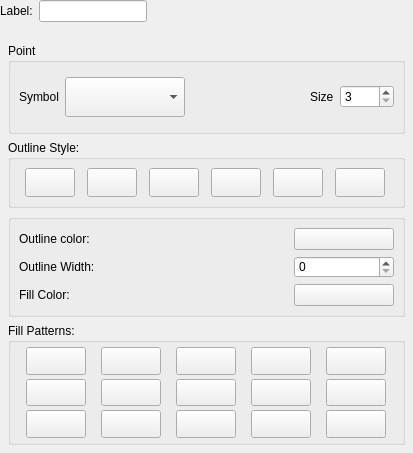
Old version of the form src/ui/qgssinglesymboldialogbase.ui in the repository qgis/QGIS.
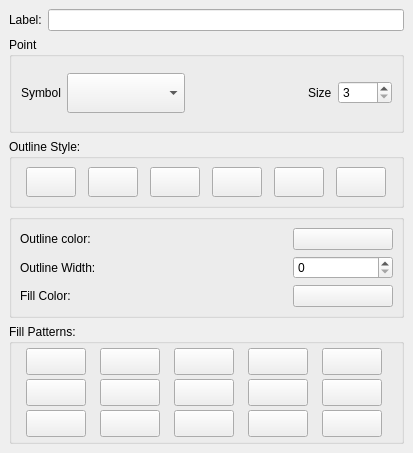
New version of the form.

Commit message: Move some more Q3 widgets to their Qt4 counterpart Tidy up of the vector layer properties dialog box  - remove some the excess space around widgets  - make the contents of the tabs scale to fit the whole dialog box Fix a few uic warnings

```diff
--- a/src/ui/qgssinglesymboldialogbase.ui
+++ b/src/ui/qgssinglesymboldialogbase.ui
@@ -23,15 +23,15 @@
   <property name="windowTitle" >
    <string>Single Symbol</string>
   </property>
+  <layout class="QGridLayout" >
+   <property name="margin" >
+    <number>9</number>
+   </property>
+   <property name="spacing" >
+    <number>6</number>
+   </property>
+   <item row="4" column="0" >
   <widget class="QGroupBox" name="grpPattern" >
-   <property name="geometry" >
-    <rect>
-     <x>8</x>
-     <y>323</y>
-     <width>397</width>
-     <height>122</height>
-    </rect>
-   </property>
    <property name="title" >
     <string>Fill Patterns:</string>
    </property>
@@ -496,21 +496,340 @@
     </item>
    </layout>
   </widget>
+   </item>
+   <item row="3" column="0" >
+    <widget class="QGroupBox" name="groupBox_3" >
+     <property name="title" >
+      <string/>
+     </property>
+     <layout class="QGridLayout" >
+      <property name="margin" >
+       <number>8</number>
+      </property>
+      <property name="spacing" >
+       <number>6</number>
+      </property>
+      <item row="1" column="2" >
+       <spacer>
+        <property name="orientation" >
+         <enum>Qt::Horizontal</enum>
+        </property>
+        <property name="sizeType" >
+         <enum>QSizePolicy::Expanding</enum>
+        </property>
+        <property name="sizeHint" >
+         <size>
+          <width>201</width>
+          <height>16</height>
+         </size>
+        </property>
+       </spacer>
+      </item>
+      <item row="1" column="3" >
+       <widget class="QSpinBox" name="outlinewidthspinbox" >
+        <property name="sizePolicy" >
+         <sizepolicy>
+          <hsizetype>4</hsizetype>
+          <vsizetype>0</vsizetype>
+          <horstretch>0</horstretch>
+          <verstretch>0</verstretch>
+         </sizepolicy>
+        </property>
+        <property name="maximumSize" >
+         <size>
+          <width>100</width>
+          <height>32767</height>
+         </size>
+        </property>
+        <property name="minimum" >
+         <number>0</number>
+        </property>
+       </widget>
+      </item>
+      <item row="1" column="0" colspan="2" >
+       <widget class="QLabel" name="outlinewidthlabel" >
+        <property name="text" >
+         <string>Outline Width:</string>
+        </property>
+        <property name="buddy" >
+         <cstring>outlinewidthspinbox</cstring>
+        </property>
+       </widget>
+      </item>
+      <item row="0" column="3" >
+       <widget class="QToolButton" name="btnOutlineColor" >
+        <property name="minimumSize" >
+         <size>
+          <width>100</width>
+          <height>22</height>
+         </size>
+        </property>
+        <property name="maximumSize" >
+         <size>
+          <width>100</width>
+          <height>22</height>
+         </size>
+        </property>
+        <property name="text" >
+         <string/>
+        </property>
+       </widget>
+      </item>
+      <item row="2" column="3" >
+       <widget class="QToolButton" name="btnFillColor" >
+        <property name="sizePolicy" >
+         <sizepolicy>
+          <hsizetype>4</hsizetype>
+          <vsizetype>1</vsizetype>
+          <horstretch>0</horstretch>
+          <verstretch>0</verstretch>
+         </sizepolicy>
+        </property>
+        <property name="minimumSize" >
+         <size>
+          <width>100</width>
+          <height>22</height>
+         </size>
+        </property>
+        <property name="maximumSize" >
+         <size>
+          <width>100</width>
+          <height>22</height>
+         </size>
+        </property>
+        <property name="text" >
+         <string/>
+        </property>
+       </widget>
+      </item>
+      <item row="2" column="1" colspan="2" >
+       <spacer>
+        <property name="orientation" >
+         <enum>Qt::Horizontal</enum>
+        </property>
+        <property name="sizeType" >
+         <enum>QSizePolicy::Expanding</enum>
+        </property>
+        <property name="sizeHint" >
+         <size>
+          <width>138</width>
+          <height>16</height>
+         </size>
+        </property>
+       </spacer>
+      </item>
+      <item row="2" column="0" >
+       <widget class="QLabel" name="fillcolorlabel" >
+        <property name="text" >
+         <string>Fill Color:</string>
+        </property>
+        <property name="buddy" >
+         <cstring>btnFillColor</cstring>
+        </property>
+       </widget>
+      </item>
+      <item row="0" column="0" colspan="2" >
+       <widget class="QLabel" name="outlinecolorlabel" >
+        <property name="text" >
+         <string>Outline color:</string>
+        </property>
+        <property name="buddy" >
+         <cstring>btnOutlineColor</cstring>
+        </property>
+       </widget>
+      </item>
+      <item row="0" column="2" >
+       <spacer>
+        <property name="orientation" >
+         <enum>Qt::Horizontal</enum>
+        </property>
+        <property name="sizeType" >
+         <enum>QSizePolicy::Expanding</enum>
+        </property>
+        <property name="sizeHint" >
+         <size>
+          <width>116</width>
+          <height>16</height>
+         </size>
+        </property>
+       </spacer>
+      </item>
+     </layout>
+    </widget>
+   </item>
+   <item row="2" column="0" >
+    <widget class="QGroupBox" name="groupBox_2" >
+     <property name="title" >
+      <string>Outline Style:</string>
+     </property>
+     <layout class="QGridLayout" >
+      <property name="margin" >
+       <number>8</number>
+      </property>
+      <property name="spacing" >
+       <number>6</number>
+      </property>
+      <item row="0" column="2" >
+       <widget class="QToolButton" name="pbnLineDashDot" >
+        <property name="maximumSize" >
+         <size>
+          <width>50</width>
+          <height>30</height>
+         </size>
+        </property>
+        <property name="text" >
+         <string/>
+        </property>
+        <property name="iconSize" >
+         <size>
+          <width>60</width>
+          <height>26</height>
+         </size>
+        </property>
+        <property name="checkable" >
+         <bool>true</bool>
+        </property>
+        <property name="autoExclusive" >
+         <bool>true</bool>
+        </property>
+       </widget>
+      </item>
+      <item row="0" column="4" >
+       <widget class="QToolButton" name="pbnLineDashDotDot" >
+        <property name="maximumSize" >
+         <size>
+          <width>50</width>
+          <height>30</height>
+         </size>
+        </property>
+        <property name="text" >
+         <string/>
+        </property>
+        <property name="iconSize" >
+         <size>
+          <width>60</width>
+          <height>26</height>
+         </size>
+        </property>
+        <property name="checkable" >
+         <bool>true</bool>
+        </property>
+        <property name="autoExclusive" >
+         <bool>true</bool>
+        </property>
+       </widget>
+      </item>
+      <item row="0" column="0" >
+       <widget class="QToolButton" name="pbnLineSolid" >
+        <property name="maximumSize" >
+         <size>
+          <width>50</width>
+          <height>30</height>
+         </size>
+        </property>
+        <property name="text" >
+         <string/>
+        </property>
+        <property name="iconSize" >
+         <size>
+          <width>60</width>
+          <height>26</height>
+         </size>
+        </property>
+        <property name="checkable" >
+         <bool>true</bool>
+        </property>
+        <property name="autoExclusive" >
+         <bool>true</bool>
+        </property>
+       </widget>
+      </item>
+      <item row="0" column="3" >
+       <widget class="QToolButton" name="pbnLineDash" >
+        <property name="maximumSize" >
+         <size>
+          <width>50</width>
+          <height>30</height>
+         </size>
+        </property>
+        <property name="text" >
+         <string/>
+        </property>
+        <property name="iconSize" >
+         <size>
+          <width>60</width>
+          <height>26</height>
+         </size>
+        </property>
+        <property name="checkable" >
+         <bool>true</bool>
+        </property>
+        <property name="autoExclusive" >
+         <bool>true</bool>
+        </property>
+       </widget>
+      </item>
+      <item row="0" column="1" >
+       <widget class="QToolButton" name="pbnLineDot" >
+        <property name="maximumSize" >
+         <size>
+          <width>50</width>
+          <height>30</height>
+         </size>
+        </property>
+        <property name="text" >
+         <string/>
+        </property>
+        <property name="iconSize" >
+         <size>
+          <width>60</width>
+          <height>26</height>
+         </size>
+        </property>
+        <property name="checkable" >
+         <bool>true</bool>
+        </property>
+        <property name="autoExclusive" >
+         <bool>true</bool>
+        </property>
+       </widget>
+      </item>
+      <item row="0" column="5" >
+       <widget class="QToolButton" name="pbnLineNoPen" >
+        <property name="maximumSize" >
+         <size>
+          <width>50</width>
+          <height>30</height>
+         </size>
+        </property>
+        <property name="text" >
+         <string/>
+        </property>
+        <property name="iconSize" >
+         <size>
+          <width>60</width>
+          <height>26</height>
+         </size>
+        </property>
+        <property name="checkable" >
+         <bool>true</bool>
+        </property>
+        <property name="autoExclusive" >
+         <bool>true</bool>
+        </property>
+       </widget>
+      </item>
+     </layout>
+    </widget>
+   </item>
+   <item row="1" column="0" >
   <widget class="QGroupBox" name="mGroupPoint" >
-   <property name="geometry" >
-    <rect>
-     <x>8</x>
-     <y>43</y>
-     <width>397</width>
-     <height>91</height>
-    </rect>
-   </property>
    <property name="title" >
     <string>Point</string>
    </property>
    <layout class="QGridLayout" >
     <property name="margin" >
-     <number>8</number>
+       <number>9</number>
     </property>
     <property name="spacing" >
      <number>6</number>
@@ -601,178 +920,8 @@
     </item>
    </layout>
   </widget>
-  <widget class="QGroupBox" name="groupBox_2" >
-   <property name="geometry" >
-    <rect>
-     <x>8</x>
-     <y>140</y>
-     <width>397</width>
-     <height>68</height>
-    </rect>
-   </property>
-   <property name="title" >
-    <string>Outline Style:</string>
-   </property>
-   <layout class="QGridLayout" >
-    <property name="margin" >
-     <number>8</number>
-    </property>
-    <property name="spacing" >
-     <number>6</number>
-    </property>
-    <item row="0" column="2" >
-     <widget class="QToolButton" name="pbnLineDashDot" >
-      <property name="maximumSize" >
-       <size>
-        <width>50</width>
-        <height>30</height>
-       </size>
-      </property>
-      <property name="text" >
-       <string/>
-      </property>
-      <property name="iconSize" >
-       <size>
-        <width>60</width>
-        <height>26</height>
-       </size>
-      </property>
-      <property name="checkable" >
-       <bool>true</bool>
-      </property>
-      <property name="autoExclusive" >
-       <bool>true</bool>
-      </property>
-     </widget>
-    </item>
-    <item row="0" column="4" >
-     <widget class="QToolButton" name="pbnLineDashDotDot" >
-      <property name="maximumSize" >
-       <size>
-        <width>50</width>
-        <height>30</height>
-       </size>
-      </property>
-      <property name="text" >
-       <string/>
-      </property>
-      <property name="iconSize" >
-       <size>
-        <width>60</width>
-        <height>26</height>
-       </size>
-      </property>
-      <property name="checkable" >
-       <bool>true</bool>
-      </property>
-      <property name="autoExclusive" >
-       <bool>true</bool>
-      </property>
-     </widget>
     </item>
     <item row="0" column="0" >
-     <widget class="QToolButton" name="pbnLineSolid" >
-      <property name="maximumSize" >
-       <size>
-        <width>50</width>
-        <height>30</height>
-       </size>
-      </property>
-      <property name="text" >
-       <string/>
-      </property>
-      <property name="iconSize" >
-       <size>
-        <width>60</width>
-        <height>26</height>
-       </size>
-      </property>
-      <property name="checkable" >
-       <bool>true</bool>
-      </property>
-      <property name="autoExclusive" >
-       <bool>true</bool>
-      </property>
-     </widget>
-    </item>
-    <item row="0" column="3" >
-     <widget class="QToolButton" name="pbnLineDash" >
-      <property name="maximumSize" >
-       <size>
-        <width>50</width>
-        <height>30</height>
-       </size>
-      </property>
-      <property name="text" >
-       <string/>
-      </property>
-      <property name="iconSize" >
-       <size>
-        <width>60</width>
-        <height>26</height>
-       </size>
-      </property>
-      <property name="checkable" >
-       <bool>true</bool>
-      </property>
-      <property name="autoExclusive" >
-       <bool>true</bool>
-      </property>
-     </widget>
-    </item>
-    <item row="0" column="1" >
-     <widget class="QToolButton" name="pbnLineDot" >
-      <property name="maximumSize" >
-       <size>
-        <width>50</width>
-        <height>30</height>
-       </size>
-      </property>
-      <property name="text" >
-       <string/>
-      </property>
-      <property name="iconSize" >
-       <size>
-        <width>60</width>
-        <height>26</height>
-       </size>
-      </property>
-      <property name="checkable" >
-       <bool>true</bool>
-      </property>
-      <property name="autoExclusive" >
-       <bool>true</bool>
-      </property>
-     </widget>
-    </item>
-    <item row="0" column="5" >
-     <widget class="QToolButton" name="pbnLineNoPen" >
-      <property name="maximumSize" >
-       <size>
-        <width>50</width>
-        <height>30</height>
-       </size>
-      </property>
-      <property name="text" >
-       <string/>
-      </property>
-      <property name="iconSize" >
-       <size>
-        <width>60</width>
-        <height>26</height>
-       </size>
-      </property>
-      <property name="checkable" >
-       <bool>true</bool>
-      </property>
-      <property name="autoExclusive" >
-       <bool>true</bool>
-      </property>
-     </widget>
-    </item>
-   </layout>
-  </widget>
-  <widget class="QWidget" name="" >
    <layout class="QHBoxLayout" >
     <property name="margin" >
      <number>0</number>
@@ -807,173 +956,8 @@
      </widget>
     </item>
    </layout>
-  </widget>
-  <widget class="QGroupBox" name="groupBox_3" >
-   <property name="geometry" >
-    <rect>
-     <x>8</x>
-     <y>214</y>
-     <width>397</width>
-     <height>103</height>
-    </rect>
-   </property>
-   <property name="title" >
-    <string/>
-   </property>
-   <layout class="QGridLayout" >
-    <property name="margin" >
-     <number>8</number>
-    </property>
-    <property name="spacing" >
-     <number>6</number>
-    </property>
-    <item row="1" column="2" >
-     <spacer>
-      <property name="orientation" >
-       <enum>Qt::Horizontal</enum>
-      </property>
-      <property name="sizeType" >
-       <enum>QSizePolicy::Expanding</enum>
-      </property>
-      <property name="sizeHint" >
-       <size>
-        <width>201</width>
-        <height>16</height>
-       </size>
-      </property>
-     </spacer>
-    </item>
-    <item row="1" column="3" >
-     <widget class="QSpinBox" name="outlinewidthspinbox" >
-      <property name="sizePolicy" >
-       <sizepolicy>
-        <hsizetype>4</hsizetype>
-        <vsizetype>0</vsizetype>
-        <horstretch>0</horstretch>
-        <verstretch>0</verstretch>
-       </sizepolicy>
-      </property>
-      <property name="maximumSize" >
-       <size>
-        <width>100</width>
-        <height>32767</height>
-       </size>
-      </property>
-      <property name="minimum" >
-       <number>0</number>
-      </property>
-     </widget>
-    </item>
-    <item row="1" column="0" colspan="2" >
-     <widget class="QLabel" name="outlinewidthlabel" >
-      <property name="text" >
-       <string>Outline Width:</string>
-      </property>
-      <property name="buddy" >
-       <cstring>outlinewidthspinbox</cstring>
-      </property>
-     </widget>
-    </item>
-    <item row="0" column="3" >
-     <widget class="QToolButton" name="btnOutlineColor" >
-      <property name="minimumSize" >
-       <size>
-        <width>100</width>
-        <height>22</height>
-       </size>
-      </property>
-      <property name="maximumSize" >
-       <size>
-        <width>100</width>
-        <height>22</height>
-       </size>
-      </property>
-      <property name="text" >
-       <string/>
-      </property>
-     </widget>
-    </item>
-    <item row="2" column="3" >
-     <widget class="QToolButton" name="btnFillColor" >
-      <property name="sizePolicy" >
-       <sizepolicy>
-        <hsizetype>4</hsizetype>
-        <vsizetype>1</vsizetype>
-        <horstretch>0</horstretch>
-        <verstretch>0</verstretch>
-       </sizepolicy>
-      </property>
-      <property name="minimumSize" >
-       <size>
-        <width>100</width>
-        <height>22</height>
-       </size>
-      </property>
-      <property name="maximumSize" >
-       <size>
-        <width>100</width>
-        <height>22</height>
-       </size>
-      </property>
-      <property name="text" >
-       <string/>
-      </property>
-     </widget>
-    </item>
-    <item row="2" column="1" colspan="2" >
-     <spacer>
-      <property name="orientation" >
-       <enum>Qt::Horizontal</enum>
-      </property>
-      <property name="sizeType" >
-       <enum>QSizePolicy::Expanding</enum>
-      </property>
-      <property name="sizeHint" >
-       <size>
-        <width>138</width>
-        <height>16</height>
-       </size>
-      </property>
-     </spacer>
-    </item>
-    <item row="2" column="0" >
-     <widget class="QLabel" name="fillcolorlabel" >
-      <property name="text" >
-       <string>Fill Color:</string>
-      </property>
-      <property name="buddy" >
-       <cstring>btnFillColor</cstring>
-      </property>
-     </widget>
-    </item>
-    <item row="0" column="0" colspan="2" >
-     <widget class="QLabel" name="outlinecolorlabel" >
-      <property name="text" >
-       <string>Outline color:</string>
-      </property>
-      <property name="buddy" >
-       <cstring>btnOutlineColor</cstring>
-      </property>
-     </widget>
-    </item>
-    <item row="0" column="2" >
-     <spacer>
-      <property name="orientation" >
-       <enum>Qt::Horizontal</enum>
-      </property>
-      <property name="sizeType" >
-       <enum>QSizePolicy::Expanding</enum>
-      </property>
-      <property name="sizeHint" >
-       <size>
-        <width>116</width>
-        <height>16</height>
-       </size>
-      </property>
-     </spacer>
-    </item>
-   </layout>
-  </widget>
+   </item>
+  </layout>
  </widget>
  <layoutdefault spacing="6" margin="11" />
  <pixmapfunction>qPixmapFromMimeSource</pixmapfunction>
```
Left out of the diff: 3 changed lines with no effect on the pictures. Lines whose indentation alone changed are shown as unchanged. The commit also changes 5 other files.
